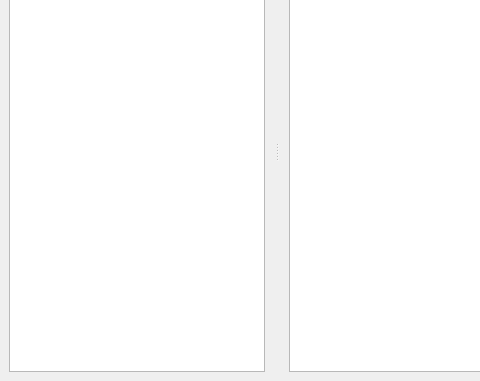
anton-golubkov/Garland, file src/gui/main_form.ui: the form before one commit; both pictures show x 0 to 480 and y 99 to 480 of the 640 by 480 pixel window.
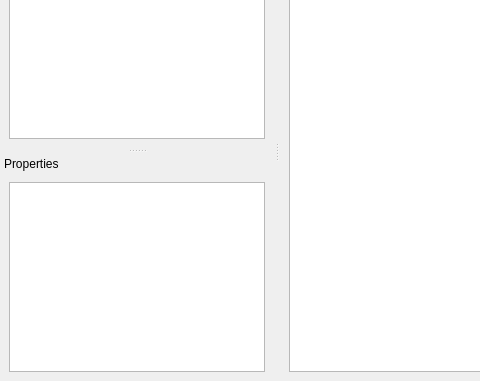
The form after the commit. Custom widgets are drawn as their Qt base class.

Commit message: Added PropertiesModel class for using in property editor table

```diff
--- a/src/gui/main_form.ui
+++ b/src/gui/main_form.ui
@@ -166,6 +166,43 @@
     </layout>
    </widget>
   </widget>
+  <widget class="QDockWidget" name="propertiesDock">
+   <property name="features">
+    <set>QDockWidget::NoDockWidgetFeatures</set>
+   </property>
+   <property name="windowTitle">
+    <string>Properties</string>
+   </property>
+   <attribute name="dockWidgetArea">
+    <number>1</number>
+   </attribute>
+   <widget class="QWidget" name="propertiesContents">
+    <layout class="QVBoxLayout" name="verticalLayout_4">
+     <item>
+      <widget class="QTableView" name="propertyTable">
+       <attribute name="horizontalHeaderVisible">
+        <bool>false</bool>
+       </attribute>
+       <attribute name="horizontalHeaderHighlightSections">
+        <bool>false</bool>
+       </attribute>
+       <attribute name="verticalHeaderDefaultSectionSize">
+        <number>100</number>
+       </attribute>
+       <attribute name="verticalHeaderDefaultSectionSize">
+        <number>100</number>
+       </attribute>
+       <attribute name="horizontalHeaderVisible">
+        <bool>false</bool>
+       </attribute>
+       <attribute name="horizontalHeaderHighlightSections">
+        <bool>false</bool>
+       </attribute>
+      </widget>
+     </item>
+    </layout>
+   </widget>
+  </widget>
   <action name="actionOpen">
    <property name="text">
     <string>Open ...</string>
```
Left out of the diff: 4 changed lines with no effect on the pictures. The commit also changes 6 other files.
